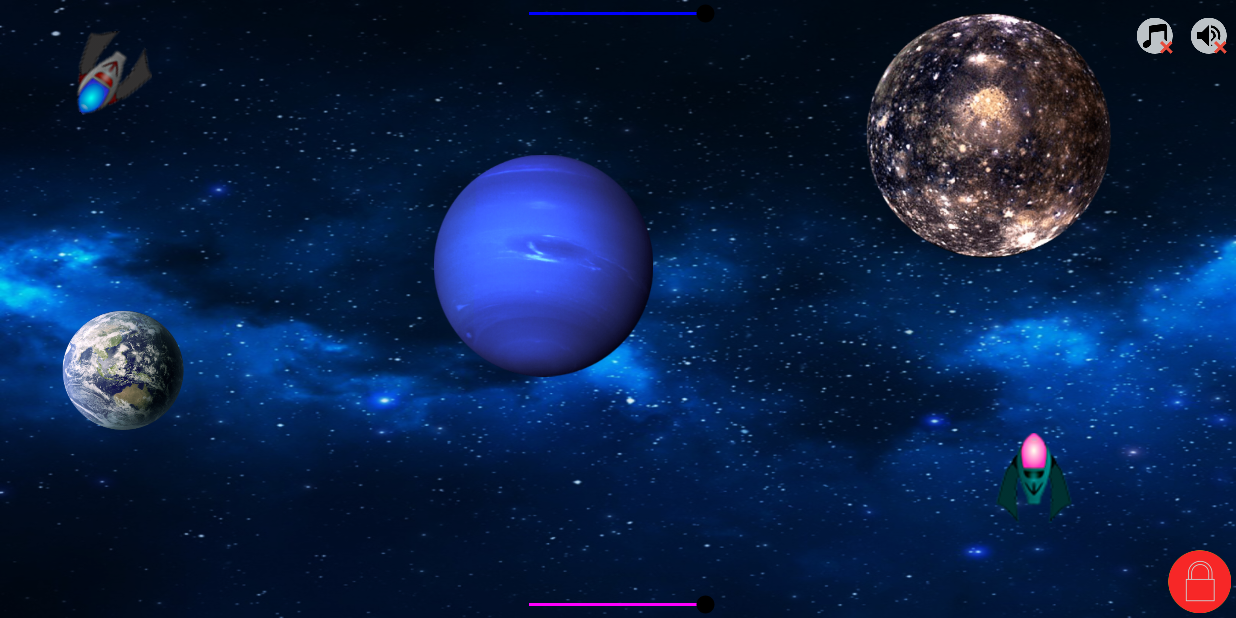
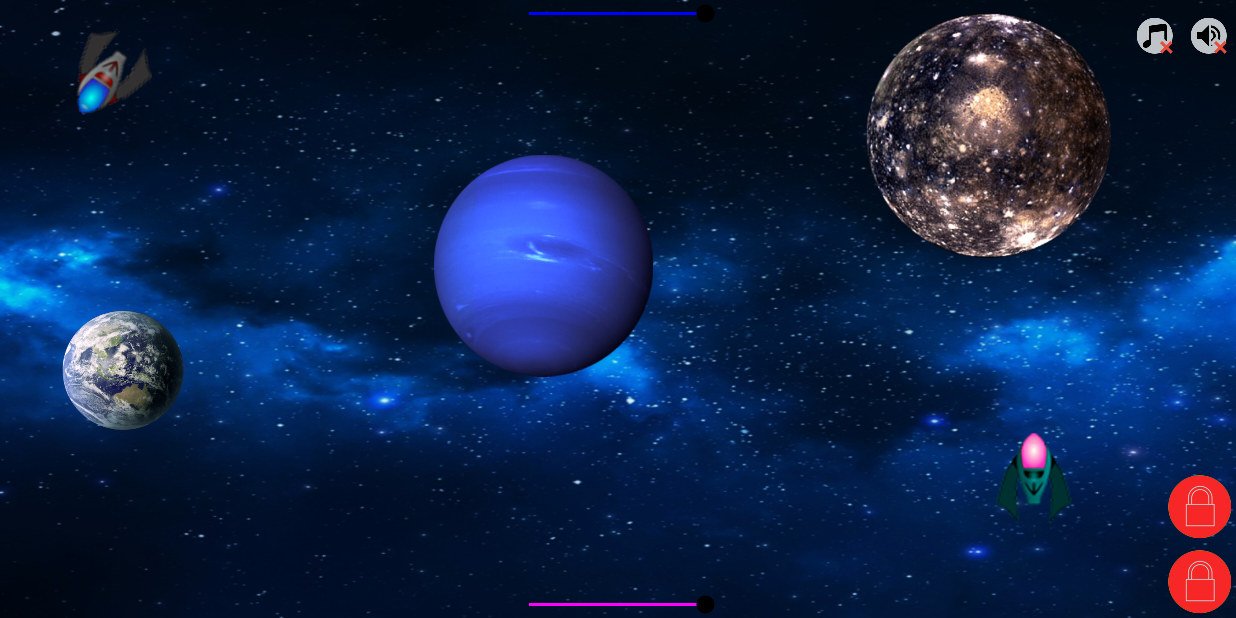
Before and after one commit to oleghansen/PlanetX, an Android app: the screen it shows after launch (GameActivity), in the options menu, after a tap on "Crab Nebula", on a phone screen of 824 x 412 dp (held sideways). Run offline under Robolectric (Android 15) with nearby library versions, the light colour scheme and no system bars.

Commit message:
Adding weapons button

```diff
--- a/app/src/main/java/no/ntnu/tdt4240/y2016/planetx/planetx/implementation/controller/GameActivity.java
+++ b/app/src/main/java/no/ntnu/tdt4240/y2016/planetx/planetx/implementation/controller/GameActivity.java
@@ -110,6 +110,7 @@ public class GameActivity extends AppMenu {
     public void click_fire(View view) {
         findViewById(R.id.btn_lock).setVisibility(View.INVISIBLE);
         findViewById(R.id.btn_fire).setVisibility(View.INVISIBLE);
+        findViewById(R.id.btn_weapon).setVisibility(View.INVISIBLE);
         findViewById(R.id.bar_powerbar).setVisibility(View.INVISIBLE);
 
         stopPowerbar();
@@ -157,4 +158,8 @@ public class GameActivity extends AppMenu {
     private void stopPowerbar() {
         handler.removeCallbacks(runnable);
     }
+
+    public void click_weapon(View view) {
+        gameModel.getCurrentShip().onClick(view);
+    }
 }
--- a/app/src/main/java/no/ntnu/tdt4240/y2016/planetx/planetx/implementation/model/GameModel.java
+++ b/app/src/main/java/no/ntnu/tdt4240/y2016/planetx/planetx/implementation/model/GameModel.java
@@ -95,6 +95,7 @@ public class GameModel {
 
     public void showLockButton() {
         gameActivity.findViewById(R.id.btn_lock).setVisibility(View.VISIBLE);
+        gameActivity.findViewById(R.id.btn_weapon).setVisibility(View.VISIBLE);
         getCurrentShip().startRotate();
     }
 
--- a/app/src/main/res/layout/activity_game.xml
+++ b/app/src/main/res/layout/activity_game.xml
@@ -10,6 +10,16 @@
         android:layout_height="match_parent"></RelativeLayout>
 
     <include layout="@layout/sound_layout"></include>
+
+    <ImageView
+        android:id="@+id/btn_weapon"
+        android:layout_width="wrap_content"
+        android:layout_height="wrap_content"
+        android:layout_alignParentBottom="true"
+        android:layout_alignParentRight="true"
+        android:paddingBottom="50dp"
+        android:onClick="click_weapon"
+        android:src="@mipmap/lock" />
 
     <ImageView
         android:id="@+id/btn_lock"
@@ -53,7 +63,7 @@
             android:layout_height="wrap_content"
             android:enabled="false"
             android:max="100"
-            android:progress="100"/>
+            android:progress="100" />
 
     </LinearLayout>
 
@@ -69,7 +79,7 @@
             android:layout_height="wrap_content"
             android:enabled="false"
             android:max="100"
-            android:progress="100"/>
+            android:progress="100" />
     </LinearLayout>
 
     <LinearLayout
```
